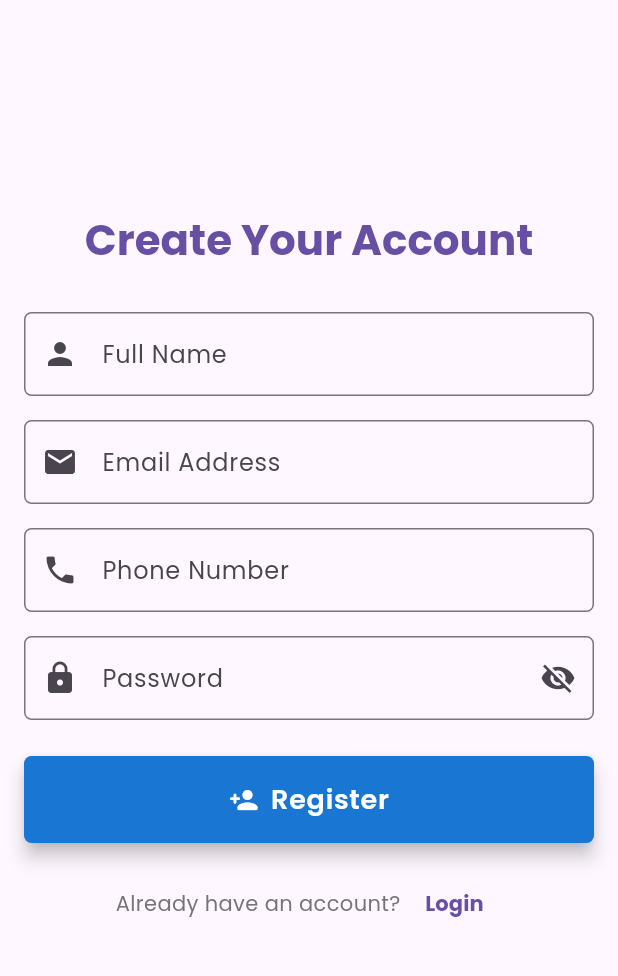
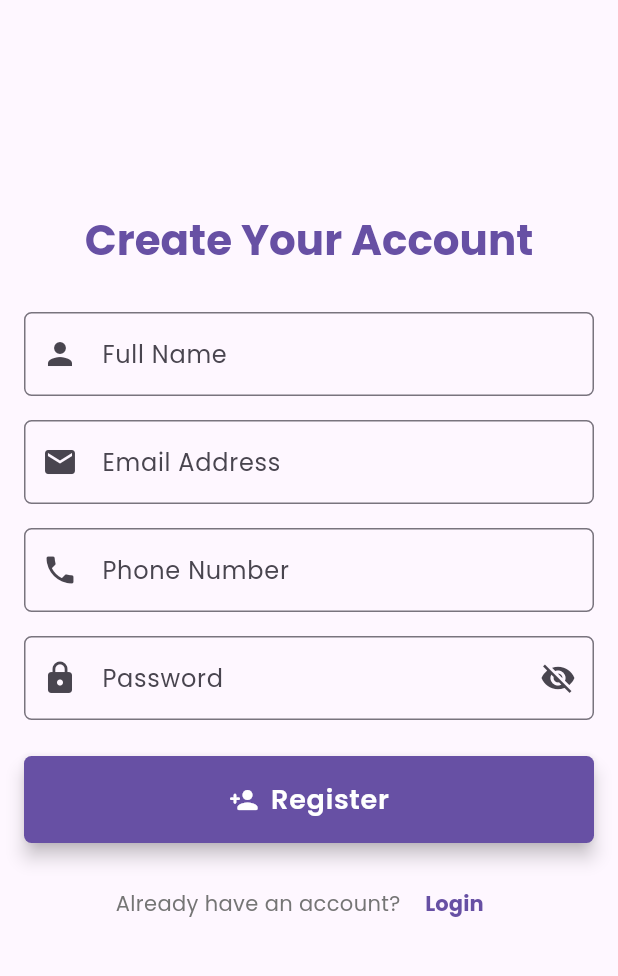
Before and after one commit to anjumArnab/Registration-App, a Flutter app: the screen it shows after launch, after a tap on "Log In", after a tap on "Register", on a phone screen of 412 x 824 dp, the part 84-1060 px from its top. Run offline on Flutter 3.47's test engine with Material 3 defaults, Android fonts, the phone set to English and light mode, and no system bars; our stand-ins replace google_fonts, shared_preferences; accounts and stored records are empty.

Commit message:
button background color

```diff
--- a/lib/screens/login_screen.dart
+++ b/lib/screens/login_screen.dart
@@ -198,6 +198,7 @@ class _LoginScreenState extends State<LoginScreen> {
                   ),
                   const SizedBox(height: 16),
                   CustomElevatedButton(
+                    backgroundColor: Theme.of(context).primaryColor,
                     onPressed: _isLoading ? null : loginUser,
                     label: _isLoading ? "Logging in..." : "Log In",
                     icon: _isLoading ? null : Icons.login_rounded,
--- a/lib/screens/registration_screen.dart
+++ b/lib/screens/registration_screen.dart
@@ -241,6 +241,7 @@ class _RegistrationScreenState extends State<RegistrationScreen> {
                   ),
                   const SizedBox(height: 24),
                   CustomElevatedButton(
+                    backgroundColor: Theme.of(context).primaryColor,
                     onPressed: registerUser,
                     label: "Register",
                     icon: Icons.person_add_rounded,
@@ -259,14 +260,17 @@ class _RegistrationScreenState extends State<RegistrationScreen> {
                             context,
                             MaterialPageRoute(
                               builder: (BuildContext context) =>
-                                        const LoginScreen()));
+                                  const LoginScreen(),
+                            ),
+                          );
                         },
                         child: const Text(
                           "Login",
                           style: TextStyle(fontWeight: FontWeight.bold),
-                          ))
+                        ),
+                      ),
                     ],
-                  )
+                  ),
                 ],
               ),
             ),
```
Lines whose indentation alone changed are shown as unchanged.
